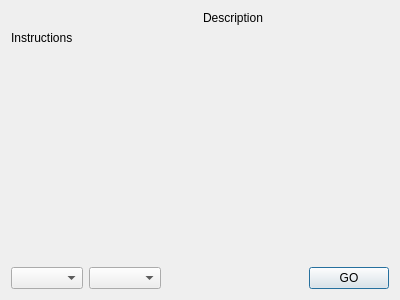
Before: the Qt Designer form appdetail.ui in achipa/maemo-flash-launcher, drawn with Qt 5.
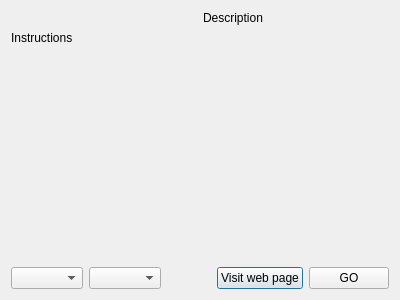
After: the same form once the commit is applied. Icons and pictures are not drawn.

What changed in the file:
```diff
--- a/appdetail.ui
+++ b/appdetail.ui
@@ -85,6 +85,13 @@
        </property>
       </spacer>
      </item>
+     <item>
+      <widget class="QPushButton" name="webB">
+       <property name="text">
+        <string>Visit web page</string>
+       </property>
+      </widget>
+     </item>
      <item>
       <widget class="QPushButton" name="okB">
        <property name="text">
```
Left out of the diff: 6 changed lines with no effect on the pictures.
